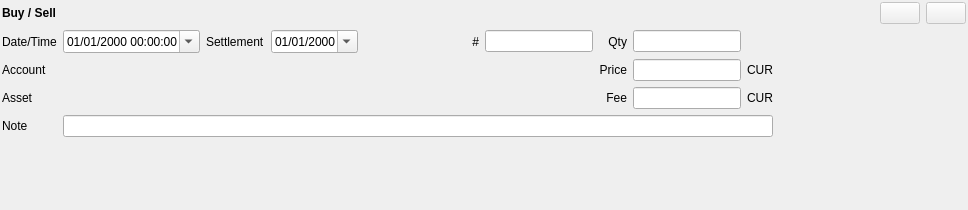
Old version of the form jal/ui/widgets/trade_operation.ui in the repository titov-vv/jal.
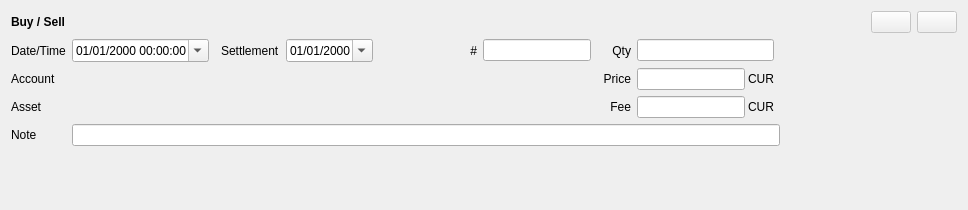
New version of the form. Custom widgets are drawn as their Qt base class.

Commit message: Restore of native Qt spacing layout spacing for better compatibility. Tab order and label buddies we set for forms.

Diff of the .ui file:
```diff
--- a/jal/ui/widgets/trade_operation.ui
+++ b/jal/ui/widgets/trade_operation.ui
@@ -14,19 +14,7 @@
    <string>Form</string>
   </property>
   <layout class="QGridLayout" name="layout">
-   <property name="leftMargin">
-    <number>2</number>
-   </property>
-   <property name="topMargin">
-    <number>2</number>
-   </property>
-   <property name="rightMargin">
-    <number>2</number>
-   </property>
-   <property name="bottomMargin">
-    <number>2</number>
-   </property>
-   <item row="2" column="7">
+   <item row="2" column="9">
     <widget class="QLabel" name="price_label">
      <property name="text">
       <string>Price</string>
@@ -36,14 +24,14 @@
      </property>
     </widget>
    </item>
-   <item row="1" column="8">
+   <item row="1" column="10">
     <widget class="QLineEdit" name="qty_edit">
      <property name="alignment">
       <set>Qt::AlignmentFlag::AlignRight|Qt::AlignmentFlag::AlignTrailing|Qt::AlignmentFlag::AlignVCenter</set>
      </property>
     </widget>
    </item>
-   <item row="0" column="11">
+   <item row="0" column="13">
     <widget class="QPushButton" name="commit_button">
      <property name="enabled">
       <bool>false</bool>
@@ -56,19 +44,71 @@
      </property>
     </widget>
    </item>
-   <item row="2" column="8">
-    <widget class="QLineEdit" name="price_edit">
-     <property name="alignment">
-      <set>Qt::AlignmentFlag::AlignRight|Qt::AlignmentFlag::AlignTrailing|Qt::AlignmentFlag::AlignVCenter</set>
+   <item row="2" column="10">
+    <layout class="QHBoxLayout" name="priceCurrencyBox">
+     <property name="spacing">
+      <number>3</number>
      </property>
-    </widget>
+     <property name="leftMargin">
+      <number>0</number>
+     </property>
+     <property name="topMargin">
+      <number>0</number>
+     </property>
+     <property name="rightMargin">
+      <number>0</number>
+     </property>
+     <property name="bottomMargin">
+      <number>0</number>
+     </property>
+     <item>
+      <widget class="QLineEdit" name="price_edit">
+       <property name="alignment">
+        <set>Qt::AlignmentFlag::AlignRight|Qt::AlignmentFlag::AlignTrailing|Qt::AlignmentFlag::AlignVCenter</set>
+       </property>
+      </widget>
+     </item>
+     <item>
+      <widget class="AccountCurrencyLabel" name="currency_price">
+       <property name="text">
+        <string>CUR</string>
+       </property>
+      </widget>
+     </item>
+    </layout>
    </item>
-   <item row="3" column="9">
-    <widget class="AccountCurrencyLabel" name="currency_fee">
-     <property name="text">
-      <string>CUR</string>
+   <item row="3" column="10">
+    <layout class="QHBoxLayout" name="feeCurrencyBox">
+     <property name="spacing">
+      <number>3</number>
      </property>
-    </widget>
+     <property name="leftMargin">
+      <number>0</number>
+     </property>
+     <property name="topMargin">
+      <number>0</number>
+     </property>
+     <property name="rightMargin">
+      <number>0</number>
+     </property>
+     <property name="bottomMargin">
+      <number>0</number>
+     </property>
+     <item>
+      <widget class="QLineEdit" name="fee_edit">
+       <property name="alignment">
+        <set>Qt::AlignmentFlag::AlignRight|Qt::AlignmentFlag::AlignTrailing|Qt::AlignmentFlag::AlignVCenter</set>
+       </property>
+      </widget>
+     </item>
+     <item>
+      <widget class="AccountCurrencyLabel" name="currency_fee">
+       <property name="text">
+        <string>CUR</string>
+       </property>
+      </widget>
+     </item>
+    </layout>
    </item>
    <item row="1" column="0">
     <widget class="QLabel" name="date_label">
@@ -96,14 +136,14 @@
      </property>
     </widget>
    </item>
-   <item row="1" column="2">
+   <item row="1" column="3">
     <widget class="QLabel" name="settlement_label">
      <property name="text">
       <string>Settlement</string>
      </property>
     </widget>
    </item>
-   <item row="2" column="10">
+   <item row="2" column="12">
     <spacer name="horizontalSpacer">
      <property name="orientation">
       <enum>Qt::Orientation::Horizontal</enum>
@@ -130,7 +170,7 @@
      </property>
     </widget>
    </item>
-   <item row="3" column="7">
+   <item row="3" column="9">
     <widget class="QLabel" name="fee_label">
      <property name="text">
       <string>Fee</string>
@@ -140,7 +180,7 @@
      </property>
     </widget>
    </item>
-   <item row="1" column="7">
+   <item row="1" column="9">
     <widget class="QLabel" name="qty_label">
      <property name="text">
       <string>Qty</string>
@@ -148,23 +188,12 @@
      <property name="alignment">
       <set>Qt::AlignmentFlag::AlignRight|Qt::AlignmentFlag::AlignTrailing|Qt::AlignmentFlag::AlignVCenter</set>
      </property>
-    </widget>
-   </item>
-   <item row="2" column="9">
-    <widget class="AccountCurrencyLabel" name="currency_price">
-     <property name="text">
-      <string>CUR</string>
+     <property name="buddy">
+      <cstring>qty_edit</cstring>
      </property>
     </widget>
    </item>
-   <item row="3" column="8">
-    <widget class="QLineEdit" name="fee_edit">
-     <property name="alignment">
-      <set>Qt::AlignmentFlag::AlignRight|Qt::AlignmentFlag::AlignTrailing|Qt::AlignmentFlag::AlignVCenter</set>
-     </property>
-    </widget>
-   </item>
-   <item row="0" column="12">
+   <item row="0" column="14">
     <widget class="QPushButton" name="revert_button">
      <property name="enabled">
       <bool>false</bool>
@@ -180,7 +209,7 @@
      </property>
     </widget>
    </item>
-   <item row="1" column="5">
+   <item row="1" column="6">
     <widget class="QLabel" name="number_label">
      <property name="text">
       <string>#</string>
@@ -203,7 +232,7 @@
      </property>
     </widget>
    </item>
-   <item row="1" column="3">
+   <item row="1" column="4">
     <widget class="QDateEdit" name="settlement_editor">
      <property name="displayFormat">
       <string>dd/MM/yyyy</string>
@@ -213,13 +242,13 @@
      </property>
     </widget>
    </item>
-   <item row="2" column="1" colspan="6">
+   <item row="2" column="1" colspan="7">
     <widget class="ReferenceSelectorWidget" name="account_widget"/>
    </item>
-   <item row="4" column="1" colspan="9">
+   <item row="4" column="1" colspan="11">
     <widget class="QLineEdit" name="note"/>
    </item>
-   <item row="3" column="1" colspan="6">
+   <item row="3" column="1" colspan="7">
     <widget class="ReferenceSelectorWidget" name="symbol_widget"/>
    </item>
    <item row="5" column="0">
@@ -235,10 +264,10 @@
      </property>
     </spacer>
    </item>
-   <item row="1" column="6">
+   <item row="1" column="7">
     <widget class="QLineEdit" name="number"/>
    </item>
-   <item row="1" column="4">
+   <item row="1" column="5">
     <spacer name="horizontalSpacer_2">
      <property name="orientation">
       <enum>Qt::Orientation::Horizontal</enum>
@@ -251,6 +280,38 @@
      </property>
     </spacer>
    </item>
+   <item row="1" column="2">
+    <spacer name="groupSpacer1">
+     <property name="orientation">
+      <enum>Qt::Orientation::Horizontal</enum>
+     </property>
+     <property name="sizeType">
+      <enum>QSizePolicy::Fixed</enum>
+     </property>
+     <property name="sizeHint" stdset="0">
+      <size>
+       <width>0</width>
+       <height>20</height>
+      </size>
+     </property>
+    </spacer>
+   </item>
+   <item row="1" column="8">
+    <spacer name="groupSpacer2">
+     <property name="orientation">
+      <enum>Qt::Orientation::Horizontal</enum>
+     </property>
+     <property name="sizeType">
+      <enum>QSizePolicy::Fixed</enum>
+     </property>
+     <property name="sizeHint" stdset="0">
+      <size>
+       <width>0</width>
+       <height>20</height>
+      </size>
+     </property>
+    </spacer>
+   </item>
   </layout>
  </widget>
  <customwidgets>
```
Left out of the diff: 34 changed lines with no effect on the pictures. The commit also changes 82 other files.
